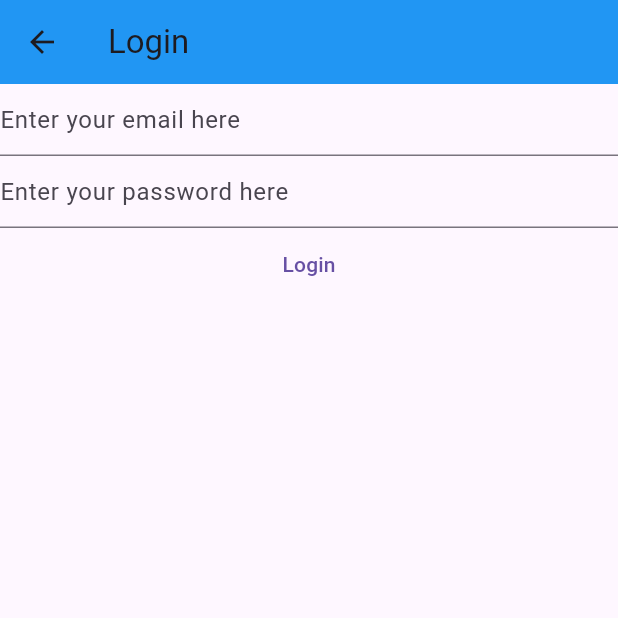
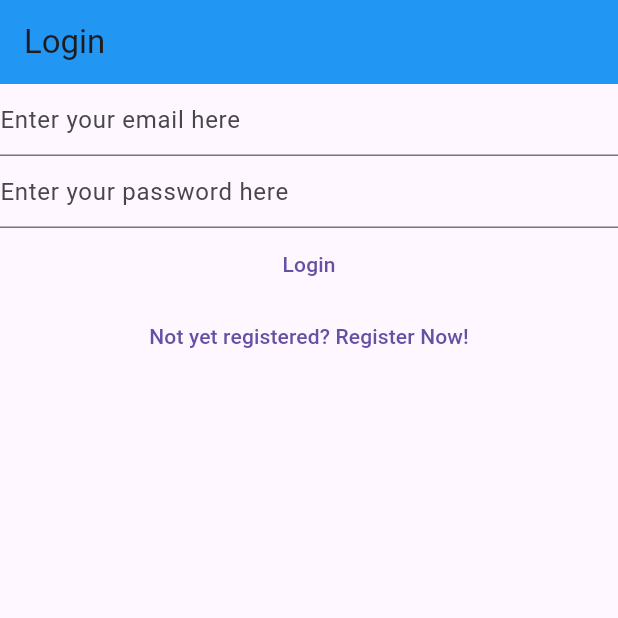
Before and after one commit to Joshsnailz/userblogger, a Flutter app: the LoginView screen opened directly, on a phone screen of 412 x 824 dp, the top half of it. Run offline on Flutter 3.47's test engine with Material 3 defaults, Android fonts, the phone set to English and light mode, and no system bars; our stand-ins replace firebase_auth, firebase_core; missing offline and left inert: dart:js; accounts and stored records are empty.

Commit message:
Fixed the signup and login logic for our application

```diff
--- a/lib/views/login_view.dart
+++ b/lib/views/login_view.dart
@@ -38,14 +38,7 @@
         title: const Text('Login'),
         backgroundColor: Colors.blue,
         ),
-        body: FutureBuilder(
-          future: Firebase.initializeApp(
-                    options: DefaultFirebaseOptions.currentPlatform,
-                  ),
-          builder: (context, snapshot) {
-            switch(snapshot.connectionState){
-              case ConnectionState.done:
-                    return Column(
+        body:  Column(
                             children: [
                               TextField(
                                 controller: _email,
@@ -82,15 +75,12 @@
                                   };
                                 },
                                 child: const Text('Login'),),
+
+                                TextButton(onPressed: (){
+                                  Navigator.of(context).pushNamedAndRemoveUntil('/register/', (route) => false);
+                              }, child: const Text('Not yet registered? Register Now!'),)
                             ],
-                          );
-              default:
-                return const Text('Loading ...');
-            }
-
-          },
-
-        ),
+                          ),
     );
   }
 }
```
Also changed, not shown: lib/main.dart (+19 -14 lines), lib/views/register_view.dart (+6 -16 lines), lib/views/verify_email_view.dart (added, +31 -0 lines).
